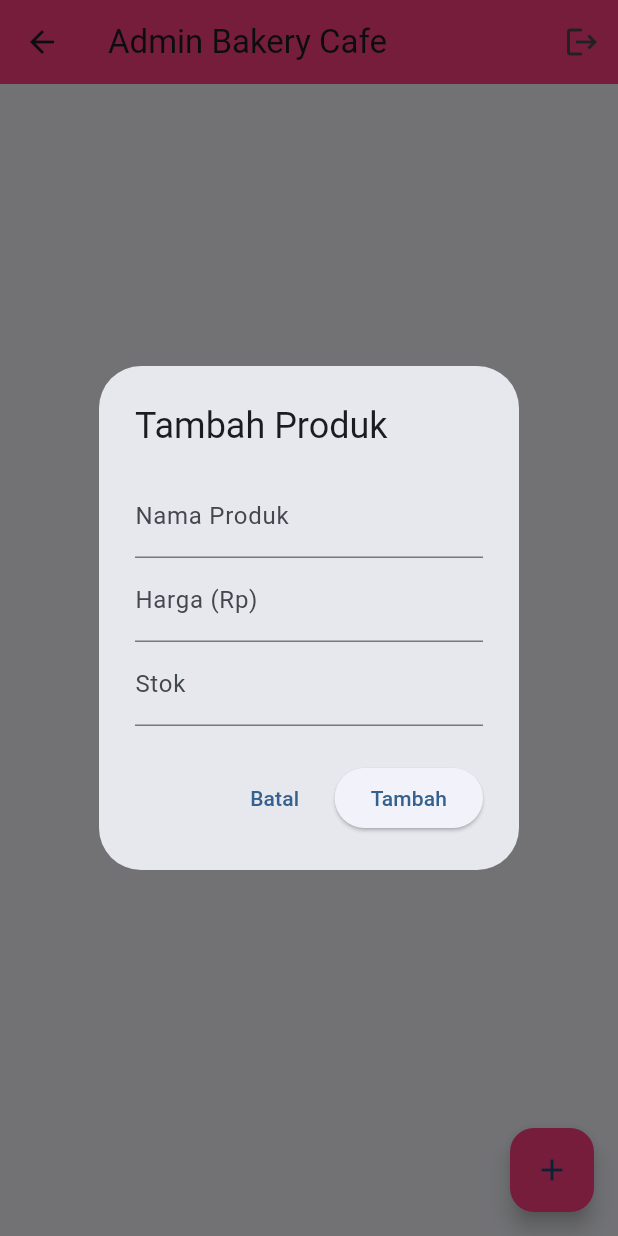
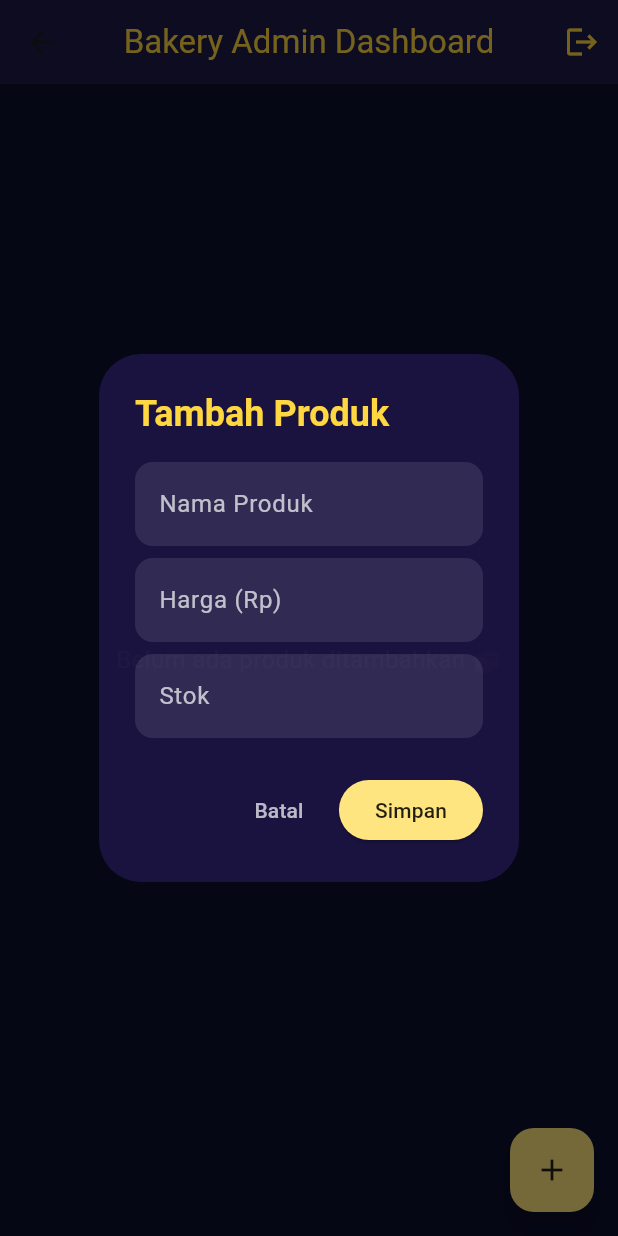
Before and after one commit to LOUISENZR/expense_manager, a Flutter app: the HomeScreen screen opened by its route, after a tap on the "add" icon, on a phone screen of 412 x 824 dp. Run offline on Flutter 3.47's test engine with Material 3 defaults, Android fonts, the phone set to English and light mode, and no system bars.

Commit message:
feat(ui): redesign home screen

```diff
--- a/lib/screens/home_screen.dart
+++ b/lib/screens/home_screen.dart
@@ -8,50 +8,19 @@ class HomeScreen extends StatefulWidget {
 }
 
 class _HomeScreenState extends State<HomeScreen> {
-  // List produk bakery
   final List<Map<String, dynamic>> _produkList = [];
 
-  // Controller input
   final TextEditingController _namaController = TextEditingController();
   final TextEditingController _hargaController = TextEditingController();
   final TextEditingController _stokController = TextEditingController();
 
-  // Tambah produk baru
+  // Tambah produk
   void _tambahProduk() {
     _namaController.clear();
     _hargaController.clear();
     _stokController.clear();
 
-    showDialog(
-      context: context,
-      builder: (context) => AlertDialog(
-        title: const Text('Tambah Produk'),
-        content: Column(
-          mainAxisSize: MainAxisSize.min,
-          children: [
-            TextField(
-              controller: _namaController,
-              decoration: const InputDecoration(labelText: 'Nama Produk'),
-            ),
-            TextField(
-              controller: _hargaController,
-              decoration: const InputDecoration(labelText: 'Harga (Rp)'),
-              keyboardType: TextInputType.number,
-            ),
-            TextField(
-              controller: _stokController,
-              decoration: const InputDecoration(labelText: 'Stok'),
-              keyboardType: TextInputType.number,
-            ),
-          ],
-        ),
-        actions: [
-          TextButton(
-            onPressed: () => Navigator.pop(context),
-            child: const Text('Batal'),
-          ),
-          ElevatedButton(
-            onPressed: () {
+    _showProdukDialog(title: 'Tambah Produk', onConfirm: () {
       if (_namaController.text.isNotEmpty &&
           _hargaController.text.isNotEmpty &&
           _stokController.text.isNotEmpty) {
@@ -64,12 +33,7 @@ class _HomeScreenState extends State<HomeScreen> {
         });
         Navigator.pop(context);
       }
-            },
-            child: const Text('Tambah'),
-          ),
-        ],
-      ),
-    );
+    });
   }
 
   // Edit produk
@@ -79,36 +43,9 @@ class _HomeScreenState extends State<HomeScreen> {
     _hargaController.text = produk['harga'].toString();
     _stokController.text = produk['stok'].toString();
 
-    showDialog(
-      context: context,
-      builder: (context) => AlertDialog(
-        title: const Text('Edit Produk'),
-        content: Column(
-          mainAxisSize: MainAxisSize.min,
-          children: [
-            TextField(
-              controller: _namaController,
-              decoration: const InputDecoration(labelText: 'Nama Produk'),
-            ),
-            TextField(
-              controller: _hargaController,
-              decoration: const InputDecoration(labelText: 'Harga (Rp)'),
-              keyboardType: TextInputType.number,
-            ),
-            TextField(
-              controller: _stokController,
-              decoration: const InputDecoration(labelText: 'Stok'),
-              keyboardType: TextInputType.number,
-            ),
-          ],
-        ),
-        actions: [
-          TextButton(
-            onPressed: () => Navigator.pop(context),
-            child: const Text('Batal'),
-          ),
-          ElevatedButton(
-            onPressed: () {
+    _showProdukDialog(
+      title: 'Edit Produk',
+      onConfirm: () {
         setState(() {
           _produkList[index] = {
             'nama': _namaController.text,
@@ -118,6 +55,43 @@ class _HomeScreenState extends State<HomeScreen> {
         });
         Navigator.pop(context);
       },
+    );
+  }
+
+  // Template dialog tambah/edit produk
+  void _showProdukDialog({required String title, required VoidCallback onConfirm}) {
+    showDialog(
+      context: context,
+      builder: (context) => AlertDialog(
+        backgroundColor: const Color(0xFF1B1442).withValues(alpha: 0.95),
+        title: Text(
+          title,
+          style: const TextStyle(
+              color: Colors.amberAccent, fontWeight: FontWeight.bold),
+        ),
+        content: Column(
+          mainAxisSize: MainAxisSize.min,
+          children: [
+            _buildTextField(_namaController, 'Nama Produk'),
+            const SizedBox(height: 8),
+            _buildTextField(_hargaController, 'Harga (Rp)',
+                keyboardType: TextInputType.number),
+            const SizedBox(height: 8),
+            _buildTextField(_stokController, 'Stok',
+                keyboardType: TextInputType.number),
+          ],
+        ),
+        actions: [
+          TextButton(
+            onPressed: () => Navigator.pop(context),
+            child: const Text('Batal', style: TextStyle(color: Colors.white70)),
+          ),
+          ElevatedButton(
+            onPressed: onConfirm,
+            style: ElevatedButton.styleFrom(
+              backgroundColor: Colors.amberAccent.shade100,
+              foregroundColor: Colors.black87,
+            ),
             child: const Text('Simpan'),
           ),
         ],
@@ -130,12 +104,19 @@ class _HomeScreenState extends State<HomeScreen> {
     showDialog(
       context: context,
       builder: (context) => AlertDialog(
-        title: const Text('Hapus Produk'),
-        content: const Text('Yakin ingin menghapus produk ini?'),
+        backgroundColor: const Color(0xFF1B1442).withValues(alpha: 0.95),
+        title: const Text(
+          'Hapus Produk',
+          style: TextStyle(color: Colors.amberAccent),
+        ),
+        content: const Text(
+          'Yakin ingin menghapus produk ini?',
+          style: TextStyle(color: Colors.white70),
+        ),
         actions: [
           TextButton(
             onPressed: () => Navigator.pop(context),
-            child: const Text('Batal'),
+            child: const Text('Batal', style: TextStyle(color: Colors.white70)),
           ),
           ElevatedButton(
             onPressed: () {
@@ -144,7 +125,8 @@ class _HomeScreenState extends State<HomeScreen> {
               });
               Navigator.pop(context);
             },
-            style: ElevatedButton.styleFrom(backgroundColor: Colors.red),
+            style: ElevatedButton.styleFrom(
+                backgroundColor: Colors.redAccent, foregroundColor: Colors.white),
             child: const Text('Hapus'),
           ),
         ],
@@ -157,23 +139,48 @@ class _HomeScreenState extends State<HomeScreen> {
     Navigator.pushReplacementNamed(context, '/');
   }
 
+  Widget _buildTextField(TextEditingController controller, String label,
+      {TextInputType? keyboardType}) {
+    return TextField(
+      controller: controller,
+      keyboardType: keyboardType,
+      style: const TextStyle(color: Colors.white),
+      decoration: InputDecoration(
+        labelText: label,
+        labelStyle: const TextStyle(color: Colors.white70),
+        filled: true,
+        fillColor: Colors.white.withValues(alpha: 0.1),
+        border: OutlineInputBorder(
+          borderRadius: BorderRadius.circular(12),
+          borderSide: BorderSide.none,
+        ),
+      ),
+    );
+  }
+
   @override
   Widget build(BuildContext context) {
     return Scaffold(
+      backgroundColor: const Color(0xFF0C0F2E),
       appBar: AppBar(
-        title: const Text('Admin Bakery Cafe'),
-        backgroundColor: Colors.pinkAccent,
+        title: const Text(
+          'Bakery Admin Dashboard',
+          style: TextStyle(color: Colors.amberAccent),
+        ),
+        centerTitle: true,
+        backgroundColor: const Color(0xFF1B1442),
+        elevation: 4,
         actions: [
           IconButton(
             onPressed: _logout,
-            icon: const Icon(Icons.logout),
+            icon: const Icon(Icons.logout, color: Colors.amberAccent),
           ),
         ],
       ),
       floatingActionButton: FloatingActionButton(
-        backgroundColor: Colors.pinkAccent,
+        backgroundColor: Colors.amberAccent.shade100,
         onPressed: _tambahProduk,
-        child: const Icon(Icons.add),
+        child: const Icon(Icons.add, color: Colors.black87),
       ),
       body: Padding(
         padding: const EdgeInsets.all(16.0),
@@ -181,7 +188,7 @@ class _HomeScreenState extends State<HomeScreen> {
             ? const Center(
           child: Text(
             'Belum ada produk ditambahkan 🍞',
-            style: TextStyle(fontSize: 16, color: Colors.grey),
+            style: TextStyle(fontSize: 16, color: Colors.white70),
           ),
         )
             : ListView.builder(
@@ -189,25 +196,32 @@ class _HomeScreenState extends State<HomeScreen> {
           itemBuilder: (context, index) {
             final produk = _produkList[index];
             return Card(
-              elevation: 3,
+              color: const Color(0xFF3A1E64).withValues(alpha: 0.7),
+              shape: RoundedRectangleBorder(
+                  borderRadius: BorderRadius.circular(16)),
               margin: const EdgeInsets.symmetric(vertical: 8),
               child: ListTile(
                 title: Text(
                   produk['nama'],
-                  style: const TextStyle(fontWeight: FontWeight.bold),
+                  style: const TextStyle(
+                      fontWeight: FontWeight.bold,
+                      color: Colors.amberAccent),
                 ),
                 subtitle: Text(
                   'Harga: Rp${produk['harga']} | Stok: ${produk['stok']}',
+                  style: const TextStyle(color: Colors.white70),
                 ),
                 trailing: Row(
                   mainAxisSize: MainAxisSize.min,
                   children: [
                     IconButton(
-                      icon: const Icon(Icons.edit, color: Colors.orange),
+                      icon:
+                      const Icon(Icons.edit, color: Colors.orangeAccent),
                       onPressed: () => _editProduk(index),
                     ),
                     IconButton(
-                      icon: const Icon(Icons.delete, color: Colors.red),
+                      icon:
+                      const Icon(Icons.delete, color: Colors.redAccent),
                       onPressed: () => _hapusProduk(index),
                     ),
                   ],
```
Lines whose indentation alone changed are shown as unchanged.
